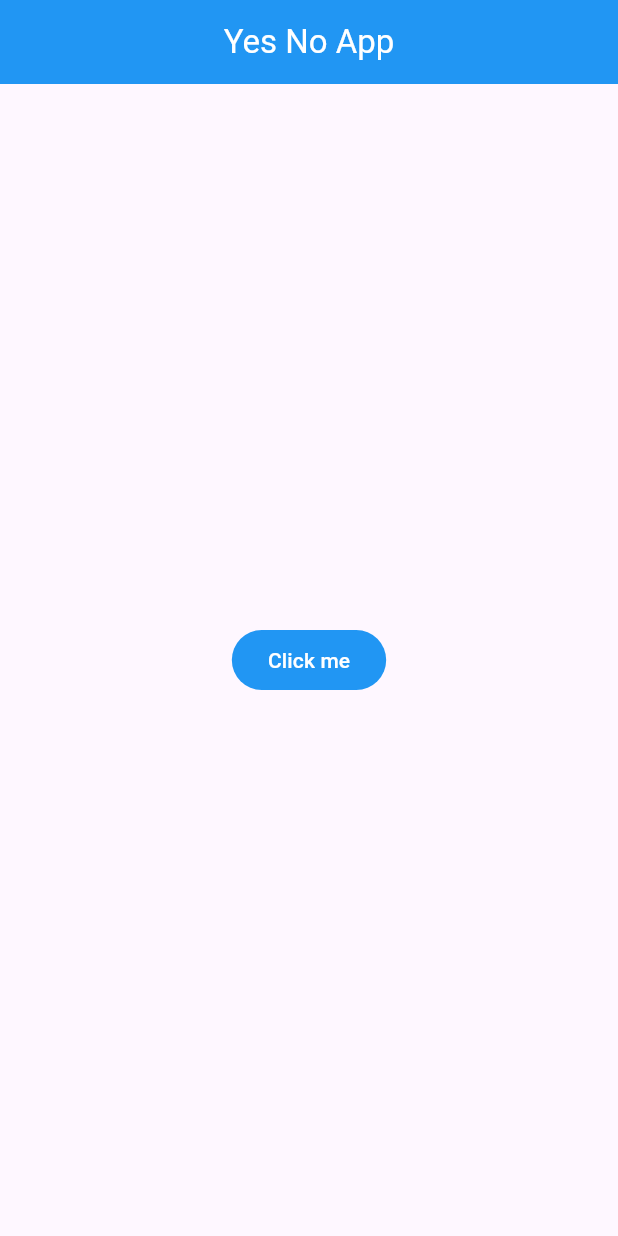
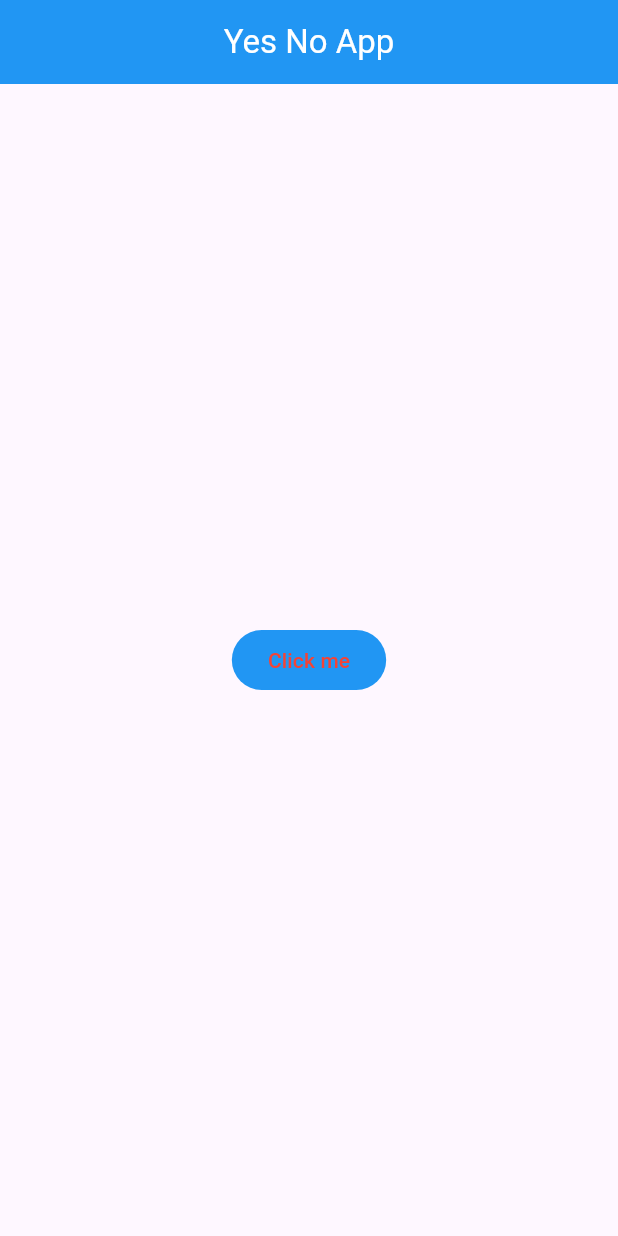
Before and after one commit to onexsp1/yesnoapp, a Flutter app: the screen it shows after launch, on a phone screen of 412 x 824 dp. Run offline on Flutter 3.47's test engine with Material 3 defaults, Android fonts, the phone set to English and light mode, and no system bars.

Commit message:
color changes

```diff
--- a/lib/main.dart
+++ b/lib/main.dart
@@ -19,12 +19,11 @@ class MyApp extends StatelessWidget {
         body:  Center(
           child: FilledButton(
             onPressed: (){},
-            child: const Text("Click me"),
             style: FilledButton.styleFrom(
               backgroundColor: Colors.blue, // Background color
-              foregroundColor: Colors.white, // Text and icon color
+              foregroundColor: Colors.red, // Text and icon color
             ),
-
+            child: const Text("Click me"),
            )
         ),
       ),
```
